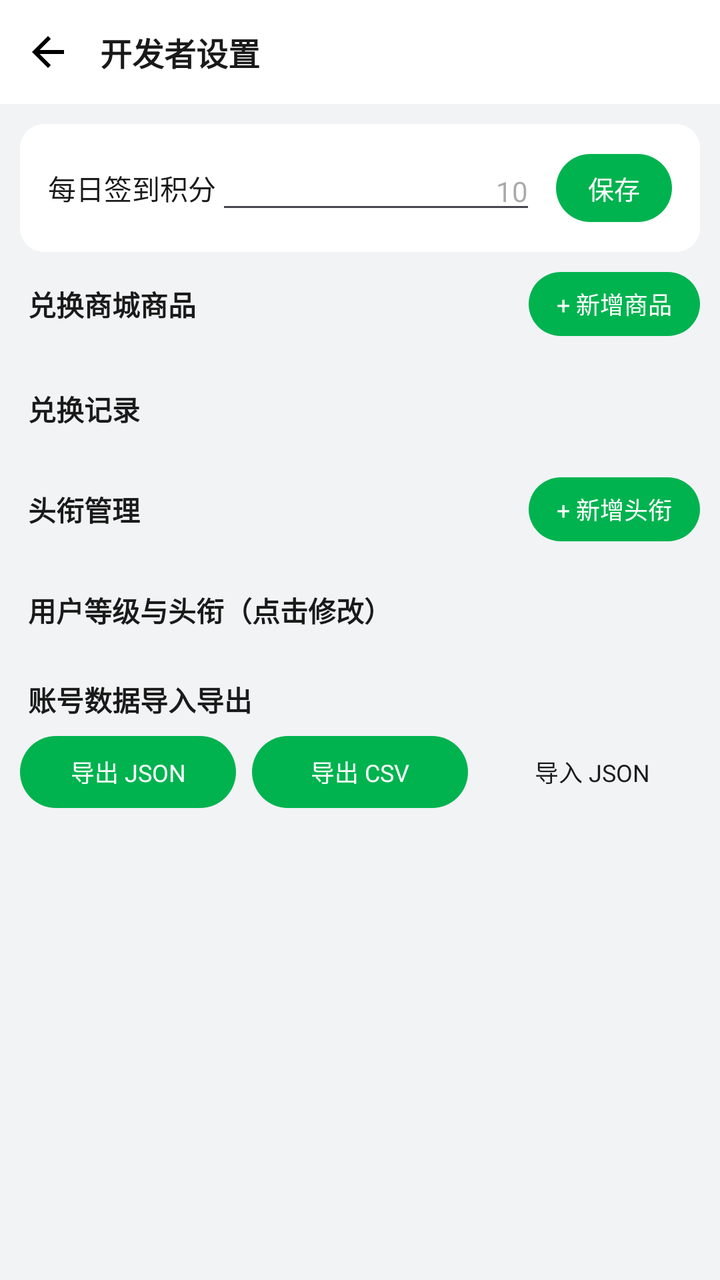
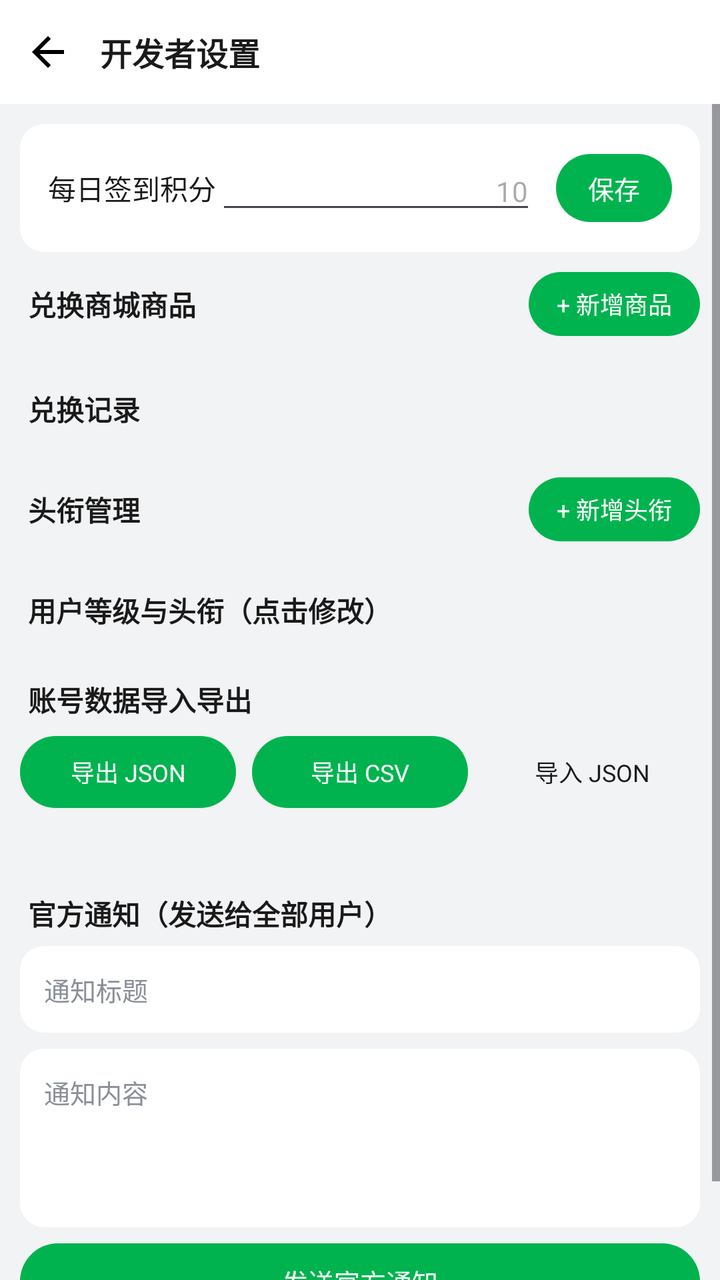

Compare the two renders of this Android layout. The source of the first and the diff that turns it into the second are given below.
<!-- AndroidManifest.xml: application theme Theme.Xiaomu -->
<!-- res/layout/activity_dev.xml -->
<?xml version="1.0" encoding="utf-8"?>
<LinearLayout xmlns:android="http://schemas.android.com/apk/res/android"
    android:layout_width="match_parent"
    android:layout_height="match_parent"
    android:background="@color/bg"
    android:orientation="vertical">

    <LinearLayout
        android:layout_width="match_parent"
        android:layout_height="52dp"
        android:background="@color/white"
        android:gravity="center_vertical"
        android:orientation="horizontal"
        android:paddingStart="12dp"
        android:paddingEnd="12dp">

        <ImageView
            android:id="@+id/btn_back"
            android:layout_width="24dp"
            android:layout_height="24dp"
            android:src="@drawable/ic_back" />

        <TextView
            android:layout_width="0dp"
            android:layout_height="wrap_content"
            android:layout_marginStart="14dp"
            android:layout_weight="1"
            android:text="开发者设置"
            android:textColor="@color/text"
            android:textSize="16sp"
            android:textStyle="bold" />
    </LinearLayout>

    <ScrollView
        android:layout_width="match_parent"
        android:layout_height="0dp"
        android:layout_weight="1">

        <LinearLayout
            android:layout_width="match_parent"
            android:layout_height="wrap_content"
            android:orientation="vertical"
            android:padding="10dp">

            <LinearLayout
                android:layout_width="match_parent"
                android:layout_height="wrap_content"
                android:background="@drawable/bg_card"
                android:gravity="center_vertical"
                android:orientation="horizontal"
                android:padding="14dp">

                <TextView
                    android:layout_width="wrap_content"
                    android:layout_height="wrap_content"
                    android:text="每日签到积分"
                    android:textColor="@color/text"
                    android:textSize="14sp" />

                <EditText
                    android:id="@+id/et_points"
                    android:layout_width="0dp"
                    android:layout_height="wrap_content"
                    android:layout_weight="1"
                    android:gravity="end"
                    android:hint="10"
                    android:inputType="number"
                    android:textColor="@color/text"
                    android:textSize="14sp" />

                <TextView
                    android:id="@+id/btn_save"
                    android:layout_width="wrap_content"
                    android:layout_height="34dp"
                    android:layout_marginStart="10dp"
                    android:background="@drawable/bg_btn_green"
                    android:gravity="center"
                    android:paddingStart="16dp"
                    android:paddingEnd="16dp"
                    android:text="保存"
                    android:textColor="@color/white"
                    android:textSize="13sp" />
            </LinearLayout>

            <LinearLayout
                android:layout_width="match_parent"
                android:layout_height="wrap_content"
                android:layout_marginTop="10dp"
                android:gravity="center_vertical"
                android:orientation="horizontal">

                <TextView
                    android:layout_width="0dp"
                    android:layout_height="wrap_content"
                    android:layout_marginStart="4dp"
                    android:layout_weight="1"
                    android:text="兑换商城商品"
                    android:textColor="@color/text"
                    android:textSize="14sp"
                    android:textStyle="bold" />

                <TextView
                    android:id="@+id/btn_add"
                    android:layout_width="wrap_content"
                    android:layout_height="32dp"
                    android:background="@drawable/bg_btn_green"
                    android:gravity="center"
                    android:paddingStart="14dp"
                    android:paddingEnd="14dp"
                    android:text="+ 新增商品"
                    android:textColor="@color/white"
                    android:textSize="12sp" />
            </LinearLayout>

            <androidx.recyclerview.widget.RecyclerView
                android:id="@+id/rv"
                android:layout_width="match_parent"
                android:layout_height="wrap_content"
                android:layout_marginTop="8dp"
                android:nestedScrollingEnabled="false" />

            <TextView
                android:id="@+id/empty"
                android:layout_width="match_parent"
                android:layout_height="wrap_content"
                android:layout_marginTop="16dp"
                android:gravity="center"
                android:text="暂无商品"
                android:textColor="@color/muted"
                android:textSize="12sp"
                android:visibility="gone" />

            <TextView
                android:layout_width="match_parent"
                android:layout_height="wrap_content"
                android:layout_marginStart="4dp"
                android:layout_marginTop="18dp"
                android:text="兑换记录"
                android:textColor="@color/text"
                android:textSize="14sp"
                android:textStyle="bold" />

            <LinearLayout
                android:id="@+id/redemption_box"
                android:layout_width="match_parent"
                android:layout_height="wrap_content"
                android:layout_marginTop="6dp"
                android:orientation="vertical" />

            <LinearLayout
                android:layout_width="match_parent"
                android:layout_height="wrap_content"
                android:layout_marginTop="18dp"
                android:gravity="center_vertical"
                android:orientation="horizontal">

                <TextView
                    android:layout_width="0dp"
                    android:layout_height="wrap_content"
                    android:layout_marginStart="4dp"
                    android:layout_weight="1"
                    android:text="头衔管理"
                    android:textColor="@color/text"
                    android:textSize="14sp"
                    android:textStyle="bold" />

                <TextView
                    android:id="@+id/btn_add_title"
                    android:layout_width="wrap_content"
                    android:layout_height="32dp"
                    android:background="@drawable/bg_btn_green"
                    android:gravity="center"
                    android:paddingStart="14dp"
                    android:paddingEnd="14dp"
                    android:text="+ 新增头衔"
                    android:textColor="@color/white"
                    android:textSize="12sp" />
            </LinearLayout>

            <LinearLayout
                android:id="@+id/title_box"
                android:layout_width="match_parent"
                android:layout_height="wrap_content"
                android:layout_marginTop="6dp"
                android:orientation="vertical" />

            <TextView
                android:layout_width="match_parent"
                android:layout_height="wrap_content"
                android:layout_marginStart="4dp"
                android:layout_marginTop="18dp"
                android:text="用户等级与头衔（点击修改）"
                android:textColor="@color/text"
                android:textSize="14sp"
                android:textStyle="bold" />

            <LinearLayout
                android:id="@+id/user_box"
                android:layout_width="match_parent"
                android:layout_height="wrap_content"
                android:layout_marginTop="6dp"
                android:orientation="vertical" />

            <TextView
                android:layout_width="match_parent"
                android:layout_height="wrap_content"
                android:layout_marginStart="4dp"
                android:layout_marginTop="18dp"
                android:text="账号数据导入导出"
                android:textColor="@color/text"
                android:textSize="14sp"
                android:textStyle="bold" />

            <LinearLayout
                android:layout_width="match_parent"
                android:layout_height="wrap_content"
                android:layout_marginTop="8dp"
                android:orientation="horizontal">

                <TextView
                    android:id="@+id/btn_export_json"
                    android:layout_width="0dp"
                    android:layout_height="36dp"
                    android:layout_weight="1"
                    android:background="@drawable/bg_btn_green"
                    android:gravity="center"
                    android:text="导出 JSON"
                    android:textColor="@color/white"
                    android:textSize="12sp" />

                <TextView
                    android:id="@+id/btn_export_csv"
                    android:layout_width="0dp"
                    android:layout_height="36dp"
                    android:layout_marginStart="8dp"
                    android:layout_weight="1"
                    android:background="@drawable/bg_btn_green"
                    android:gravity="center"
                    android:text="导出 CSV"
                    android:textColor="@color/white"
                    android:textSize="12sp" />

                <TextView
                    android:id="@+id/btn_import_json"
                    android:layout_width="0dp"
                    android:layout_height="36dp"
                    android:layout_marginStart="8dp"
                    android:layout_weight="1"
                    android:background="@drawable/bg_btn_gray"
                    android:gravity="center"
                    android:text="导入 JSON"
                    android:textColor="@color/text"
                    android:textSize="12sp" />
            </LinearLayout>

            <TextView
                android:id="@+id/import_result"
                android:layout_width="match_parent"
                android:layout_height="wrap_content"
                android:layout_marginTop="8dp"
                android:textColor="@color/text_sub"
                android:textSize="12sp" />
        </LinearLayout>
    </ScrollView>
</LinearLayout>
<!-- resources referenced by this layout -->
<resources>
  <color name="bg">#F2F3F5</color>
  <color name="muted">#8A8F99</color>
  <color name="text">#1A1A1A</color>
  <color name="text_sub">#5C6068</color>
  <color name="white">#FFFFFF</color>
  <!-- drawable bg_btn_gray (drawable) -->
  <?xml version="1.0" encoding="utf-8"?>
  <shape xmlns:android="http://schemas.android.com/apk/res/android" android:shape="rectangle">
      <solid android:color="#F2F3F5"/>
      <corners android:radius="20dp"/>
  </shape>
  <!-- drawable bg_btn_green (drawable) -->
  <?xml version="1.0" encoding="utf-8"?>
  <shape xmlns:android="http://schemas.android.com/apk/res/android" android:shape="rectangle">
      <solid android:color="@color/green"/>
      <corners android:radius="24dp"/>
  </shape>
  <!-- drawable bg_card (drawable) -->
  <?xml version="1.0" encoding="utf-8"?>
  <shape xmlns:android="http://schemas.android.com/apk/res/android" android:shape="rectangle">
      <solid android:color="@color/white"/>
      <corners android:radius="12dp"/>
  </shape>
  <!-- drawable ic_back (drawable) -->
  <vector xmlns:android="http://schemas.android.com/apk/res/android" android:width="24dp" android:height="24dp" android:viewportWidth="24" android:viewportHeight="24">
      <path android:fillColor="#FF000000" android:pathData="M20,11H7.83l5.59,-5.59L12,4l-8,8 8,8 1.41,-1.41L7.83,13H20v-2z"/>
  </vector>
  <style name="Theme.Xiaomu" parent="Theme.Material3.Light.NoActionBar">
          <item name="colorPrimary">@color/green</item>
          <item name="colorPrimaryDark">@color/green_dark</item>
          <item name="colorOnPrimary">@color/white</item>
          <item name="android:statusBarColor">@color/white</item>
          <item name="android:windowLightStatusBar">true</item>
          <item name="android:navigationBarColor">@color/white</item>
          <item name="android:windowBackground">@color/bg</item>
          <item name="android:textColorPrimary">@color/text</item>
          <item name="materialAlertDialogTheme">@style/Theme.Xiaomu.Dialog</item>
      </style>
  <color name="green">#00B34F</color>
  <color name="green_dark">#009B45</color>
  <style name="Theme.Xiaomu.Dialog" parent="ThemeOverlay.Material3.MaterialAlertDialog">
          <item name="colorPrimary">@color/green</item>
      </style>
</resources>

<!-- the commit's change to res/layout/activity_dev.xml (unified diff, before → after) -->
@@ -260,6 +260,62 @@
                 android:layout_marginTop="8dp"
                 android:textColor="@color/text_sub"
                 android:textSize="12sp" />
+
+            <TextView
+                android:layout_width="match_parent"
+                android:layout_height="wrap_content"
+                android:layout_marginStart="4dp"
+                android:layout_marginTop="18dp"
+                android:text="官方通知（发送给全部用户）"
+                android:textColor="@color/text"
+                android:textSize="14sp"
+                android:textStyle="bold" />
+
+            <EditText
+                android:id="@+id/et_notice_title"
+                android:layout_width="match_parent"
+                android:layout_height="wrap_content"
+                android:layout_marginTop="6dp"
+                android:background="@drawable/bg_card"
+                android:hint="通知标题"
+                android:maxLength="100"
+                android:padding="12dp"
+                android:textColor="@color/text"
+                android:textColorHint="@color/muted"
+                android:textSize="13sp" />
+
+            <EditText
+                android:id="@+id/et_notice_content"
+                android:layout_width="match_parent"
+                android:layout_height="wrap_content"
+                android:layout_marginTop="8dp"
+                android:background="@drawable/bg_card"
+                android:gravity="top"
+                android:hint="通知内容"
+                android:minLines="4"
+                android:padding="12dp"
+                android:textColor="@color/text"
+                android:textColorHint="@color/muted"
+                android:textSize="13sp" />
+
+            <TextView
+                android:id="@+id/btn_send_notice"
+                android:layout_width="match_parent"
+                android:layout_height="38dp"
+                android:layout_marginTop="8dp"
+                android:background="@drawable/bg_btn_green"
+                android:gravity="center"
+                android:text="发送官方通知"
+                android:textColor="@color/white"
+                android:textSize="13sp" />
+
+            <TextView
+                android:id="@+id/notice_result"
+                android:layout_width="match_parent"
+                android:layout_height="wrap_content"
+                android:layout_marginTop="8dp"
+                android:textColor="@color/text_sub"
+                android:textSize="12sp" />
         </LinearLayout>
     </ScrollView>
 </LinearLayout>
